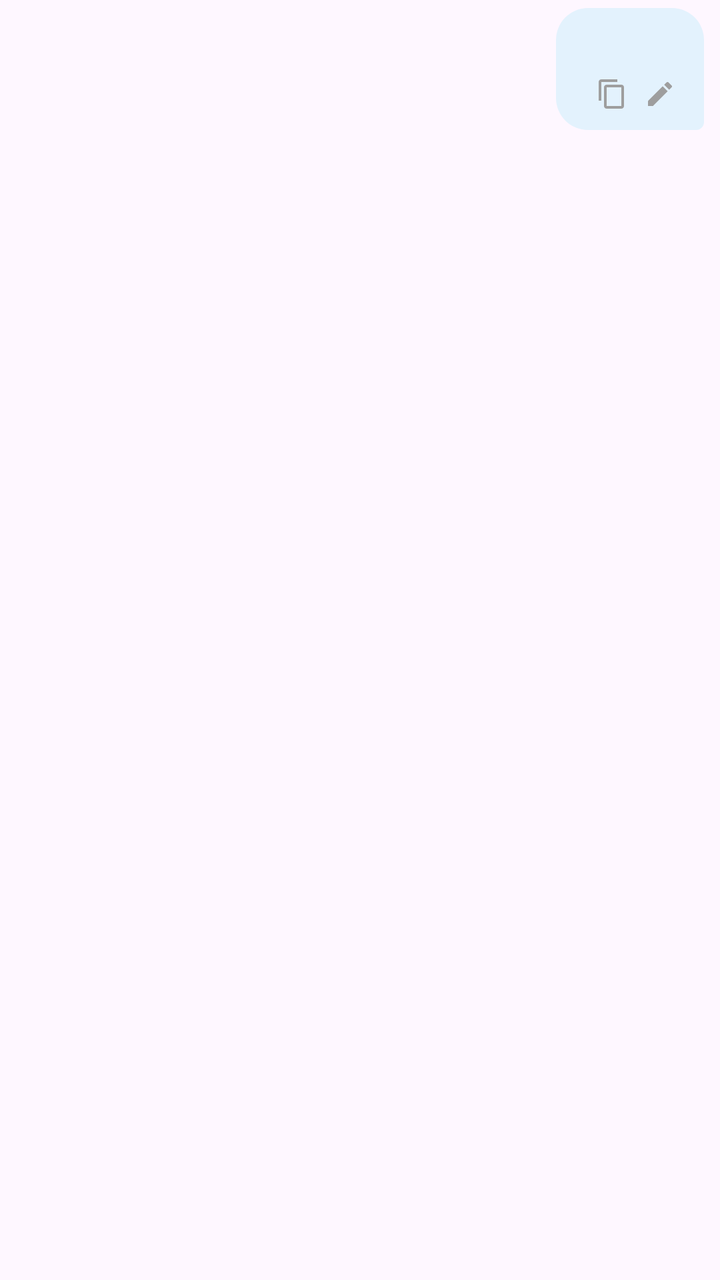
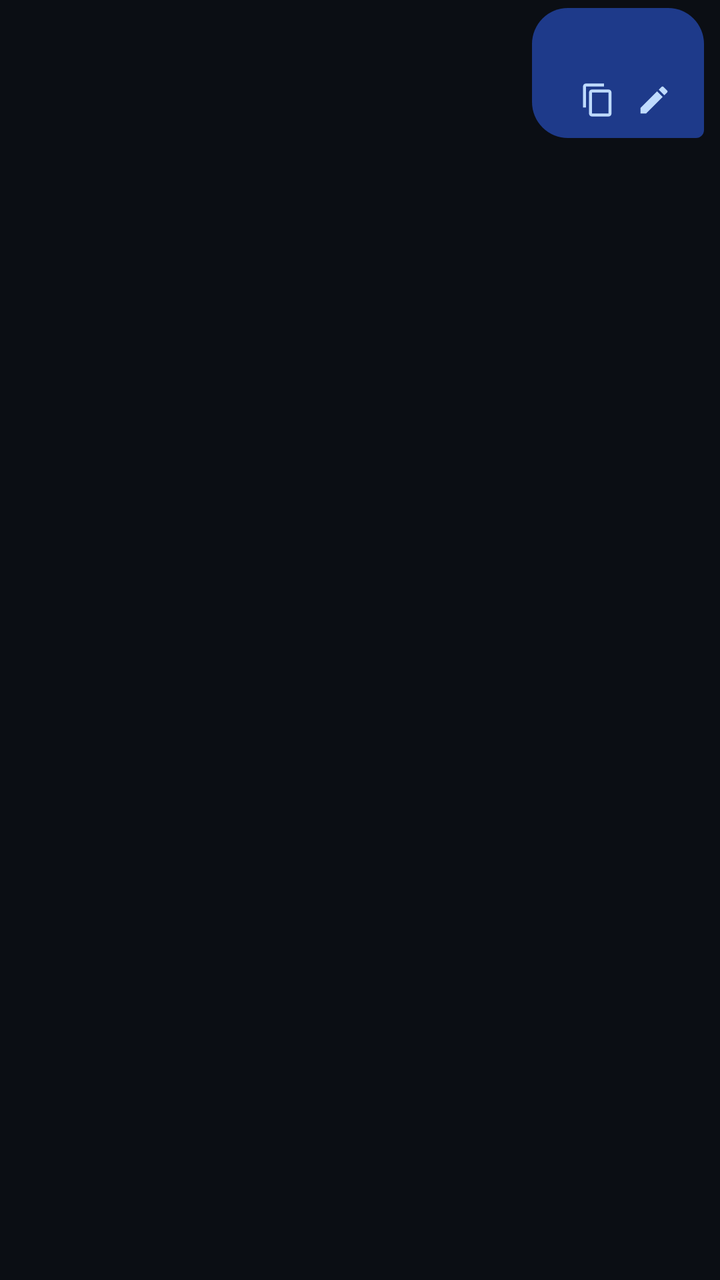

Two renders of the same Android screen: before a commit and after it. Below are the layout's source before the change and the commit's diff.
<!-- AndroidManifest.xml: application theme Theme.DynamicEdgeAI -->
<!-- res/layout/item_chat_user.xml -->
<?xml version="1.0" encoding="utf-8"?>
<LinearLayout xmlns:android="http://schemas.android.com/apk/res/android"
    xmlns:app="http://schemas.android.com/apk/res-auto"
    android:layout_width="match_parent"
    android:layout_height="wrap_content"
    android:gravity="end"
    android:paddingStart="40dp"
    android:paddingEnd="8dp"
    android:paddingTop="4dp"
    android:paddingBottom="4dp"
    android:orientation="vertical">

    <LinearLayout
        android:id="@+id/userBubbleContainer"
        android:layout_width="wrap_content"
        android:layout_height="wrap_content"
        android:background="@drawable/bubble_user"
        android:paddingStart="12dp"
        android:paddingEnd="12dp"
        android:paddingTop="10dp"
        android:paddingBottom="8dp"
        android:orientation="vertical">

        <ImageView
            android:id="@+id/userAttachedImage"
            android:layout_width="200dp"
            android:layout_height="140dp"
            android:scaleType="centerCrop"
            android:layout_marginBottom="8dp"
            android:visibility="gone" />

        <TextView
            android:id="@+id/messageText"
            android:layout_width="wrap_content"
            android:layout_height="wrap_content"
            android:textColor="#333333"
            android:textSize="14sp"
            android:lineSpacingExtra="2dp"
            android:textIsSelectable="true" />

        
        <LinearLayout
            android:layout_width="wrap_content"
            android:layout_height="wrap_content"
            android:layout_gravity="end"
            android:gravity="center_vertical"
            android:orientation="horizontal"
            android:layout_marginTop="4dp">

            <TextView
                android:id="@+id/timestamp"
                android:layout_width="wrap_content"
                android:layout_height="wrap_content"
                android:textColor="#999999"
                android:textSize="10sp"
                android:layout_marginEnd="6dp" />

            <ImageButton
                android:id="@+id/copyButton"
                android:layout_width="20dp"
                android:layout_height="20dp"
                android:src="@drawable/ic_copy"
                android:background="?attr/selectableItemBackgroundBorderless"
                android:padding="2dp"
                app:tint="#9E9E9E"
                android:scaleType="fitCenter"
                android:contentDescription="Copy"
                android:layout_marginEnd="4dp" />

            <ImageButton
                android:id="@+id/editButton"
                android:layout_width="20dp"
                android:layout_height="20dp"
                android:src="@drawable/ic_edit"
                android:background="?attr/selectableItemBackgroundBorderless"
                android:padding="2dp"
                app:tint="#9E9E9E"
                android:scaleType="fitCenter"
                android:contentDescription="Edit" />
        </LinearLayout>
    </LinearLayout>
</LinearLayout>
<!-- resources referenced by this layout -->
<resources>
  <!-- drawable bubble_user (drawable) -->
  <?xml version="1.0" encoding="utf-8"?>
  <shape xmlns:android="http://schemas.android.com/apk/res/android">
      <solid android:color="@color/user_bubble" />
      <corners
          android:topLeftRadius="16dp"
          android:topRightRadius="16dp"
          android:bottomLeftRadius="16dp"
          android:bottomRightRadius="4dp" />
  </shape>
  <!-- drawable ic_copy (drawable) -->
  <?xml version="1.0" encoding="utf-8"?>
  <vector xmlns:android="http://schemas.android.com/apk/res/android"
      android:width="24dp"
      android:height="24dp"
      android:viewportWidth="24"
      android:viewportHeight="24">
      <path
          android:fillColor="#666666"
          android:pathData="M16,1H4C2.9,1 2,1.9 2,3v14h2V3h12V1zm3,4H8C6.9,5 6,5.9 6,7v14c0,1.1 0.9,2 2,2h11c1.1,0 2,-0.9 2,-2V7c0,-1.1 -0.9,-2 -2,-2zm0,16H8V7h11v14z" />
  </vector>
  <!-- drawable ic_edit (drawable) -->
  <?xml version="1.0" encoding="utf-8"?>
  <vector xmlns:android="http://schemas.android.com/apk/res/android"
      android:width="24dp"
      android:height="24dp"
      android:viewportWidth="24"
      android:viewportHeight="24">
      <path
          android:fillColor="#666666"
          android:pathData="M3,17.25V21h3.75L17.81,9.94l-3.75,-3.75L3,17.25zM20.71,7.04c0.39,-0.39 0.39,-1.02 0,-1.41l-2.34,-2.34c-0.39,-0.39 -1.02,-0.39 -1.41,0l-1.83,1.83 3.75,3.75 1.83,-1.83z" />
  </vector>
  <style name="Theme.DynamicEdgeAI" parent="Theme.Material3.DayNight.NoActionBar">
          <item name="colorPrimary">@color/btn_blue</item>
          <item name="colorOnPrimary">@color/white</item>
          <item name="colorSecondary">@color/accent_blue</item>
          <item name="colorOnSecondary">@color/white</item>
          <item name="android:statusBarColor">@color/white</item>
          <item name="android:windowLightStatusBar">true</item>
  
          <item name="android:windowTranslucentStatus">false</item>
          <item name="android:windowTranslucentNavigation">false</item>
      </style>
  <color name="user_bubble">#E3F2FD</color>
  <color name="btn_blue">#3B78D8</color>
  <color name="white">#FFFFFFFF</color>
  <color name="accent_blue">#1E88E5</color>
</resources>

<!-- the commit's change to res/layout/item_chat_user.xml (unified diff, before → after) -->
@@ -15,8 +15,8 @@
         android:layout_width="wrap_content"
         android:layout_height="wrap_content"
         android:background="@drawable/bubble_user"
-        android:paddingStart="12dp"
-        android:paddingEnd="12dp"
+        android:paddingStart="14dp"
+        android:paddingEnd="14dp"
         android:paddingTop="10dp"
         android:paddingBottom="8dp"
         android:orientation="vertical">
@@ -33,7 +33,7 @@
             android:id="@+id/messageText"
             android:layout_width="wrap_content"
             android:layout_height="wrap_content"
-            android:textColor="#333333"
+            android:textColor="#FFFFFF"
             android:textSize="14sp"
             android:lineSpacingExtra="2dp"
             android:textIsSelectable="true" />
@@ -45,36 +45,36 @@
             android:layout_gravity="end"
             android:gravity="center_vertical"
             android:orientation="horizontal"
-            android:layout_marginTop="4dp">
+            android:layout_marginTop="6dp">
 
             <TextView
                 android:id="@+id/timestamp"
                 android:layout_width="wrap_content"
                 android:layout_height="wrap_content"
-                android:textColor="#999999"
+                android:textColor="#93C5FD"
                 android:textSize="10sp"
+                android:layout_marginEnd="8dp" />
+
+            <ImageButton
+                android:id="@+id/copyButton"
+                android:layout_width="22dp"
+                android:layout_height="22dp"
+                android:src="@drawable/ic_copy"
+                android:background="?attr/selectableItemBackgroundBorderless"
+                android:padding="2dp"
+                app:tint="#BFDBFE"
+                android:scaleType="fitCenter"
+                android:contentDescription="Copy"
                 android:layout_marginEnd="6dp" />
 
             <ImageButton
-                android:id="@+id/copyButton"
-                android:layout_width="20dp"
-                android:layout_height="20dp"
-                android:src="@drawable/ic_copy"
-                android:background="?attr/selectableItemBackgroundBorderless"
-                android:padding="2dp"
-                app:tint="#9E9E9E"
-                android:scaleType="fitCenter"
-                android:contentDescription="Copy"
-                android:layout_marginEnd="4dp" />
-
-            <ImageButton
                 android:id="@+id/editButton"
-                android:layout_width="20dp"
-                android:layout_height="20dp"
+                android:layout_width="22dp"
+                android:layout_height="22dp"
                 android:src="@drawable/ic_edit"
                 android:background="?attr/selectableItemBackgroundBorderless"
                 android:padding="2dp"
-                app:tint="#9E9E9E"
+                app:tint="#BFDBFE"
                 android:scaleType="fitCenter"
                 android:contentDescription="Edit" />
         </LinearLayout>
<!-- resource entries referenced after the edit -->
@@ -5,9 +5,9 @@
   <shape xmlns:android="http://schemas.android.com/apk/res/android">
       <solid android:color="@color/user_bubble" />
       <corners
-          android:topLeftRadius="16dp"
-          android:topRightRadius="16dp"
-          android:bottomLeftRadius="16dp"
+          android:topLeftRadius="18dp"
+          android:topRightRadius="18dp"
+          android:bottomLeftRadius="18dp"
           android:bottomRightRadius="4dp" />
   </shape>
   <!-- drawable ic_copy (drawable) -->
@@ -37,15 +37,19 @@
           <item name="colorOnPrimary">@color/white</item>
           <item name="colorSecondary">@color/accent_blue</item>
           <item name="colorOnSecondary">@color/white</item>
-          <item name="android:statusBarColor">@color/white</item>
-          <item name="android:windowLightStatusBar">true</item>
+          <item name="android:windowBackground">@color/dark_bg</item>
+          <item name="android:statusBarColor">@color/dark_bg</item>
+          <item name="android:navigationBarColor">@color/dark_bg</item>
+          <item name="android:windowLightStatusBar">false</item>
+          <item name="android:windowLightNavigationBar">false</item>
   
           <item name="android:windowTranslucentStatus">false</item>
           <item name="android:windowTranslucentNavigation">false</item>
       </style>
-  <color name="user_bubble">#E3F2FD</color>
-  <color name="btn_blue">#3B78D8</color>
+  <color name="user_bubble">#1E3A8A</color>
+  <color name="btn_blue">#2563EB</color>
   <color name="white">#FFFFFFFF</color>
-  <color name="accent_blue">#1E88E5</color>
+  <color name="accent_blue">#38BDF8</color>
+  <color name="dark_bg">#0B0E14</color>
 </resources>
 
